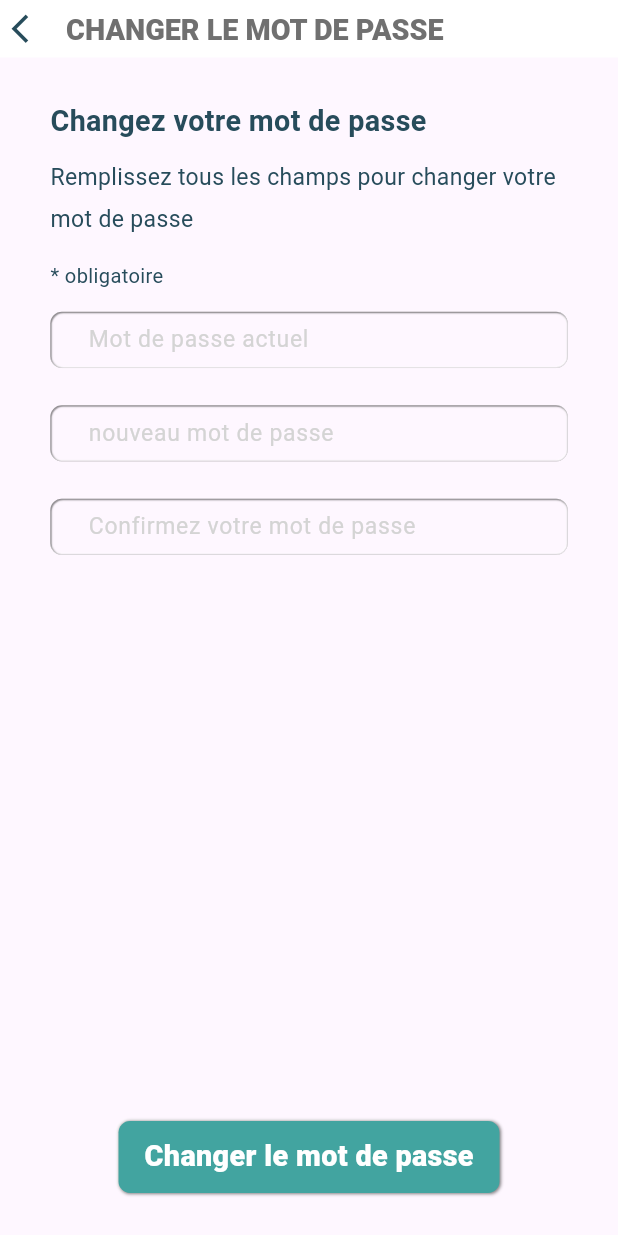
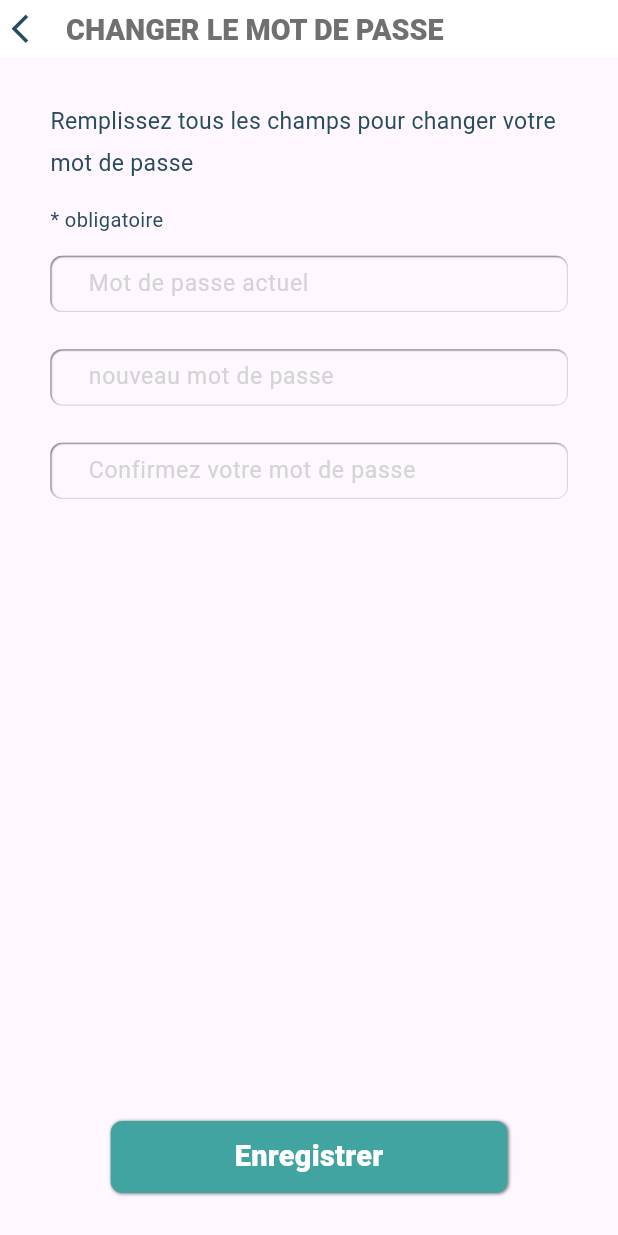
Before and after one commit to uni-do-to/nifty_mobile, a Flutter app: the ChangePasswordView screen opened by its route, on a phone screen of 412 x 824 dp. Run offline on Flutter 3.47's test engine with Material 3 defaults, Android fonts, the light colour scheme and no system bars; drawn by our look-alikes of flutter_neumorphic; our stand-ins replace another_xlider, cached_network_image, carousel_slider, date_format, diacritic, flutter_hooks and 8 more; missing offline and left inert: country_flags, dart:html, stripe_checkout; accounts and stored records are empty; network calls fail.

Commit message:
client comments

```diff
--- a/assets/locales/en_US.json
+++ b/assets/locales/en_US.json
@@ -137,6 +137,8 @@
   "duration_label": "Duration",
   "edit_personal_info_screen_title": "Edit Personal Info",
   "edit_health_profile_screen_title": "Edit Health Profile",
+  "edit_health_profile_btn": "Save",
+  "save": "Save",
   "error_snackbar_label": "Error",
   "exception_snackbar_label": "Exception : ",
   "email_error_message": "Email is required.",
--- a/assets/locales/fr_FR.json
+++ b/assets/locales/fr_FR.json
@@ -137,6 +137,8 @@
   "duration_label": "Durée",
   "edit_personal_info_screen_title": "informations personnelles",
   "edit_health_profile_screen_title": "modifier le profil de santé",
+  "edit_health_profile_btn": "Enregistrer",
+  "save": "Enregistrer",
   "error_snackbar_label": "Erreur",
   "exception_snackbar_label": "Exception : ",
   "email_error_message": "Un e-mail est requis.",
--- a/lib/app/config/app_constants.dart
+++ b/lib/app/config/app_constants.dart
@@ -8,7 +8,7 @@ class AppConstants {
   static const String LANG_KEY = 'lang';
   static const String UNIT_KEY = 'unit';
   static const String DEFAULT_LANGUAGE = 'fr';
-  static const String DEFAULT_DISPLAY_UNIT = "Nifty";
+  static const String DEFAULT_DISPLAY_UNIT = "NP";
 
 
   static Map<String,LanguageModel> languages = {
@@ -18,5 +18,12 @@ class AppConstants {
       countryCode: 'FR', languageCode: 'fr',),
   };
 
-  static List<String> displayUnits = [LocaleKeys.settings_nifty_points , LocaleKeys.settings_calories];
+  static List<Map> displayUnits = [
+    {
+      "short" : "NP" ,
+      "long" : LocaleKeys.settings_nifty_points
+    } , {
+    "short" : "kCAL" ,
+      "long" : LocaleKeys.settings_calories
+    }];
 }
--- a/lib/app/modules/changePassword/views/change_password_view.dart
+++ b/lib/app/modules/changePassword/views/change_password_view.dart
@@ -45,15 +45,7 @@ class ChangePasswordView extends GetView<ChangePasswordController> {
           child: Column(
             crossAxisAlignment: CrossAxisAlignment.start,
             children: [
-              Text(
-                LocaleKeys.change_password_screen_sub_title.tr,
-                style: theme?.textTheme.titleLarge?.copyWith(
-                  fontWeight: FontWeight.bold,
-                ),
-              ),
-              const SizedBox(
-                height: 10,
-              ),
+
               Text(
                 LocaleKeys.change_password_screen_hint.tr,
                 style: theme?.textTheme.titleMedium?.copyWith(height: 1.8),
@@ -123,6 +115,7 @@ class ChangePasswordView extends GetView<ChangePasswordController> {
                       NeumorphicStyle(color: ColorConstants.mainThemeColor),
                       child: Container(
                           height: 30,
+                          width: 240,
                           alignment: Alignment.center,
                           child: ObxValue((isPasswordChanged) {
                             return isPasswordChanged.value
@@ -134,7 +127,7 @@ class ChangePasswordView extends GetView<ChangePasswordController> {
                               ),
                             )
                                 : Text(
-                                LocaleKeys.change_password_screen_title.tr,
+                                LocaleKeys.save.tr,
                                 style: NeumorphicTheme.currentTheme(context)
                                     .textTheme
                                     .titleLarge
--- a/lib/app/services/config_service.dart
+++ b/lib/app/services/config_service.dart
@@ -60,7 +60,7 @@ class ConfigService extends GetxService {
   }
 
   Future<bool> saveDisplayUnit(String unit) async {
-    if(!AppConstants.displayUnits.contains(unit)) {
+    if(!AppConstants.displayUnits.map((e) => e["short"]).contains(unit)) {
       return false;
     }
 
--- a/lib/app/utils/extensions.dart
+++ b/lib/app/utils/extensions.dart
@@ -36,7 +36,7 @@ extension ToDisplayUnit on double {
   String get displayUnit {
     var currentDisplayUnit = Get.find<ConfigService>().displayUnit ;
 
-    if(currentDisplayUnit == AppConstants.displayUnits[0]) {
+    if(currentDisplayUnit == AppConstants.displayUnits[0]["short"]) {
       return "${(this / 33).round()}" ;
     }
     return "${round()}" ;
@@ -46,7 +46,7 @@ extension ToDisplayUnit on double {
 String get displayUnit {
   var currentDisplayUnit = Get.find<ConfigService>().displayUnit;
 
-  if (currentDisplayUnit == AppConstants.displayUnits[0]) {
+  if (currentDisplayUnit == AppConstants.displayUnits[0]["short"]) {
     return LocaleKeys.np.tr;
   }
   return LocaleKeys.cal.tr;
```
Also changed, not shown: lib/app/modules/editHealthProfile/views/edit_health_profile_view.dart (+29 -6 lines), lib/app/modules/profile/views/profile_view.dart (+4 -3 lines), lib/generated/locales.g.dart.
